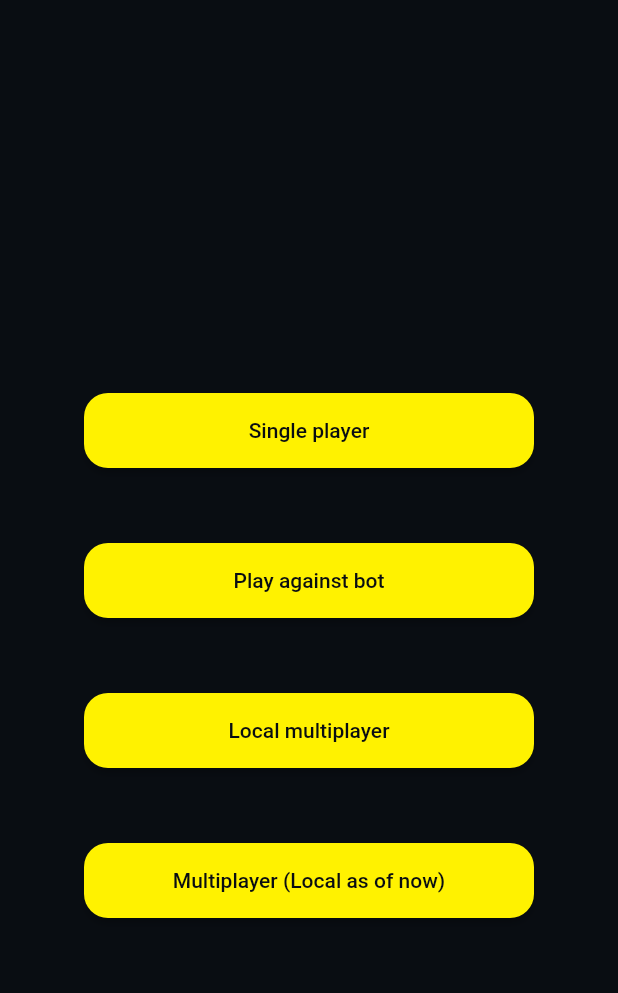
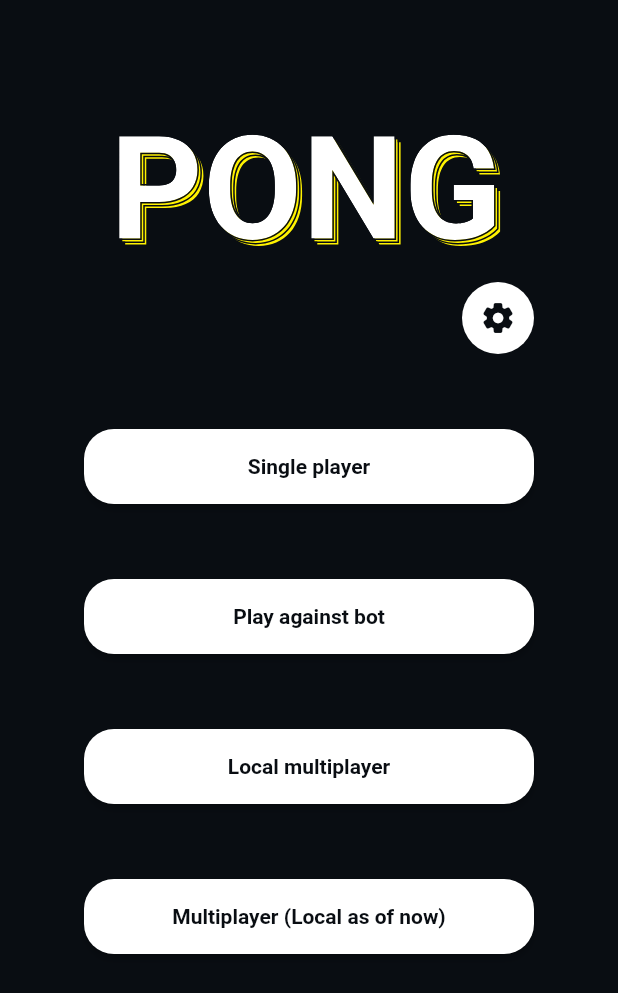
Before and after one commit to paapoh/Pong, a Flutter app: the screen it shows after launch, on a phone screen of 412 x 824 dp. Shown: the top 993 px of the screen. Run offline on Flutter 3.47's test engine with Material 2 defaults, Android fonts, the phone set to English and light mode, and no system bars; our stand-ins replace flutter_animate, flutter_svg; missing offline and left inert: flame.

Commit message:
Added logo for now. Settings for sensitivity. Added UI for settings

```diff
--- a/lib/main.dart
+++ b/lib/main.dart
@@ -2,5 +2,5 @@ import 'package:flutter/material.dart';
 import 'package:pong_game/userinterface/mainmenu.dart';
 
 void main() {
-  runApp(const MainMenu());
+  runApp(MaterialApp(home: MainMenu()));
 }
--- a/lib/settings.dart
+++ b/lib/settings.dart
@@ -1,6 +1,6 @@
 import 'dart:ui';
 
-const double sensitivity = 1.2;
+double sensitivity = 1.2;
 const Color background = Color.fromARGB(255, 9, 13, 18);
 const Color primary = Color(0xFFfff200);
 const Color white = Color.fromARGB(255, 255, 255, 255);
--- a/lib/userinterface/mainmenu.dart
+++ b/lib/userinterface/mainmenu.dart
@@ -1,25 +1,52 @@
 import 'dart:math';
 import 'package:flutter/material.dart';
+import 'package:flutter_svg/svg.dart';
 import 'package:pong_game/userinterface/game.dart';
 import '../game/gamemodes/againstBotPong.dart';
 import '../game/gamemodes/localMultiplayerPong.dart';
 import '../game/gamemodes/singlePlayerPong.dart';
 import '../game/pong.dart';
 import '../settings.dart';
+import 'changesettings.dart';
 
 class MainMenu extends StatelessWidget {
   const MainMenu({super.key});
 
   @override
   Widget build(BuildContext context) {
-    return MaterialApp(
-      home: Scaffold(
+    return Scaffold(
       backgroundColor: background,
       body: Stack(
         children: [
+          Container(
+            padding: const EdgeInsets.only(top: 70),
+            alignment: Alignment.topCenter,
+            child: SvgPicture.asset('assets/PongLogo.svg',
+                semanticsLabel: 'Pong Logo'),
+          ),
           Column(
             mainAxisAlignment: MainAxisAlignment.center,
             children: [
+              Container(
+                width: min(MediaQuery.of(context).size.width, 300),
+                alignment: Alignment.centerRight,
+                child: Ink(
+                  decoration: const ShapeDecoration(
+                    color: white,
+                    shape: CircleBorder(),
+                  ),
+                  child: IconButton(
+                    icon: const Icon(Icons.settings_rounded),
+                    color: background,
+                    onPressed: () {
+                      Navigator.push(
+                          context,
+                          MaterialPageRoute(
+                              builder: (context) => ChangeSettings()));
+                    },
+                  ),
+                ),
+              ),
               MenuButton(
                 game: SinglePlayerGame(),
                 text: "Single player",
@@ -40,7 +67,6 @@ class MainMenu extends StatelessWidget {
           )
         ],
       ),
-      ),
     );
   }
 }
@@ -55,7 +81,7 @@ class MenuButton extends StatelessWidget {
     return Align(
       alignment: Alignment.center,
       child: Padding(
-        padding: const EdgeInsets.only(top: 50.0),
+        padding: const EdgeInsets.only(top: 50.0, left: 20, right: 20),
         child: SizedBox(
           width: min(MediaQuery.of(context).size.width, 300),
           height: 50,
@@ -69,13 +95,13 @@ class MenuButton extends StatelessWidget {
                           )));
             },
             style: ElevatedButton.styleFrom(
-              backgroundColor: primary,
+              backgroundColor: white,
               foregroundColor: background,
               shape: RoundedRectangleBorder(
-                borderRadius: BorderRadius.circular(16.0),
+                borderRadius: BorderRadius.circular(20.0),
               ),
             ),
-            child: Text(text),
+            child: Text(text, style: TextStyle(fontWeight: FontWeight.w700)),
           ),
         ),
       ),
--- a/pubspec.yaml
+++ b/pubspec.yaml
@@ -30,7 +30,8 @@ environment:
 dependencies:
   flutter:
     sdk: flutter
-  flame:
+  flame: ^1.8.0
+  flutter_svg: ^2.0.6
 
 
 
@@ -55,6 +56,8 @@ dev_dependencies:
 
 # The following section is specific to Flutter packages.
 flutter:
+  assets:
+    - assets/
 
   # The following line ensures that the Material Icons font is
   # included with your application, so that you can use the icons in
```
Also changed, not shown: lib/userinterface/backbutton.dart (added, +25 -0 lines), lib/userinterface/changesettings.dart (added, +75 -0 lines), lib/userinterface/game.dart (+10 -15 lines), assets/PongLogo.svg (added), pubspec.lock, 1 other file. Lines whose indentation alone changed are shown as unchanged.
